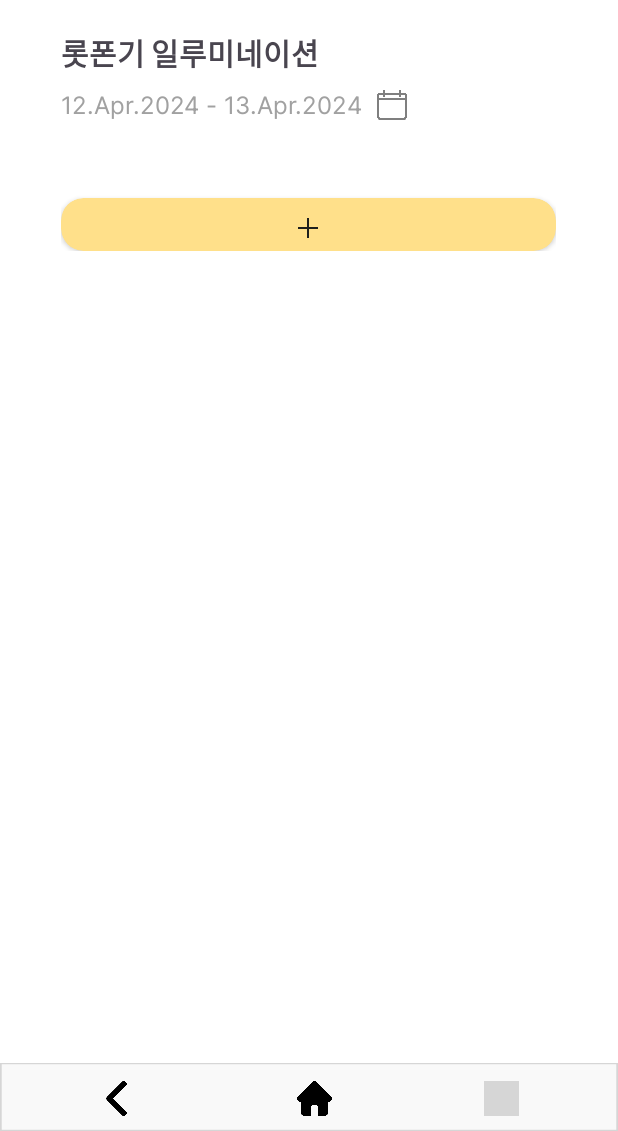
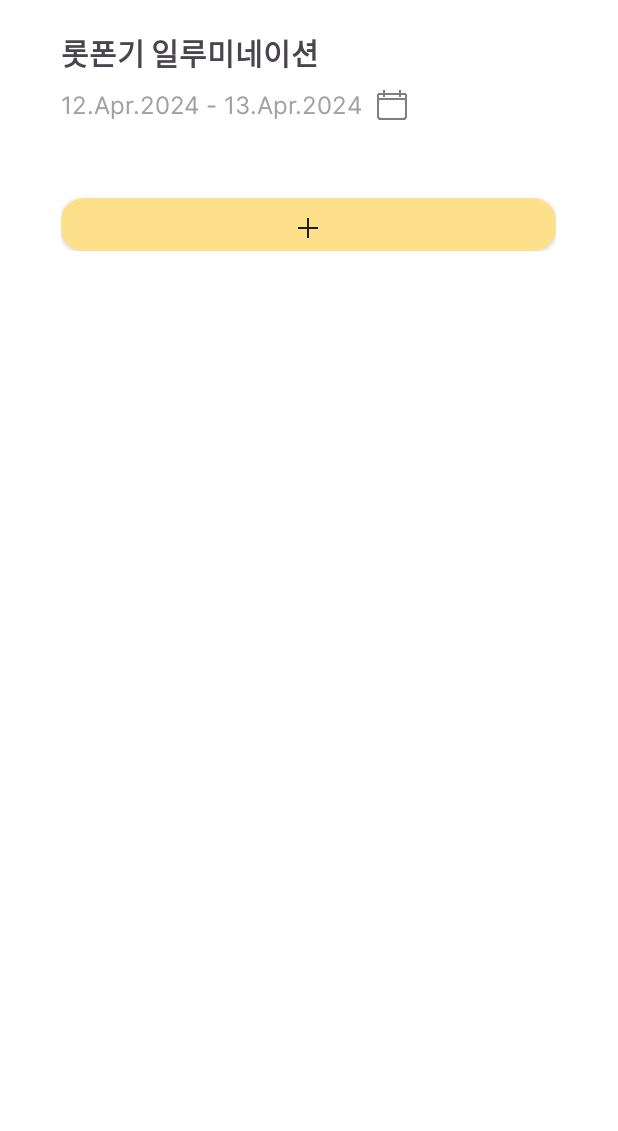
Before and after one commit to NohGiBong/traveltaleProject, an Android app: the ScheduleActivity screen opened directly, with no data from a screen before it, on a phone screen of 412 x 824 dp, the part 105-1236 px from its top. Run offline under Robolectric (Android 15) with nearby library versions, the phone set to English and light mode, and no system bars; grey boxes are pictures that could not be loaded.

Commit message:
하단 네비게이션 제거

```diff
--- a/app/src/main/res/layout/activity_list.xml
+++ b/app/src/main/res/layout/activity_list.xml
@@ -143,7 +143,7 @@
             android:layout_marginRight="30dp"
             android:layout_alignParentTop="true"
             android:layout_alignParentRight="true"
-            android:layout_marginTop="480dp"
+            android:layout_marginTop="520dp"
             android:elevation="4dp"
             android:src="@drawable/tale_add_btn"
             />
--- a/app/src/main/res/layout/activity_schedule.xml
+++ b/app/src/main/res/layout/activity_schedule.xml
@@ -135,48 +135,4 @@
 
     </RelativeLayout>
 
-    <!-- 하단 네비게이션 바 -->
-    <FrameLayout
-        android:id="@+id/under_navbar"
-        android:layout_width="match_parent"
-        android:layout_height="wrap_content"
-        android:layout_alignParentBottom="true">
-        <RelativeLayout
-            android:layout_width="match_parent"
-            android:layout_height="45dp"
-            android:background="@drawable/under_navbar"
-            >
-            <RelativeLayout
-                android:layout_width="280dp"
-                android:layout_height="match_parent"
-                android:layout_centerHorizontal="true">
-                <!-- 뒤로 가기 버튼 -->
-                <ImageView
-                    android:id="@+id/back_btn"
-                    android:layout_width="23dp"
-                    android:layout_height="23dp"
-                    android:layout_marginTop="12dp"
-                    android:src="@drawable/black_arrow_left"
-                    />
-                <!-- 메인페이지(리스트) 이동 버튼 -->
-                <ImageView
-                    android:id="@+id/home_btn"
-                    android:layout_width="23dp"
-                    android:layout_height="23dp"
-                    android:layout_marginTop="12dp"
-                    android:layout_marginLeft="132dp"
-                    android:src="@drawable/home_btn"
-                    />
-                <!-- 마이페이지 이동 버튼 -->
-                <ImageView
-                    android:id="@+id/mypage_btn"
-                    android:layout_width="23dp"
-                    android:layout_height="23dp"
-                    android:layout_marginTop="12dp"
-                    android:layout_alignParentRight="true"
-                    android:src="@drawable/mypage"
-                    />
-            </RelativeLayout>
-        </RelativeLayout>
-    </FrameLayout>
 </RelativeLayout>
```
Also changed, not shown: app/src/main/java/com/example/traveltaleproject/ScheduleActivity.kt (+19 -2 lines), app/src/main/res/menu/navi_menu.xml (deleted, +0 -15 lines).
